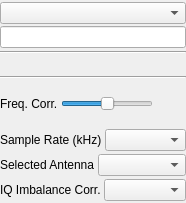
Qt form plugins/samplesource/gnuradio/gnuradiogui.ui (osmocom/sdrangelove) before a commit.
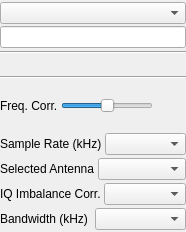
The same form after that commit. Custom widgets are drawn as their Qt base class.

Commit message: gnuradioinput: implement BB bandwidth control

```diff
--- a/plugins/samplesource/gnuradio/gnuradiogui.ui
+++ b/plugins/samplesource/gnuradio/gnuradiogui.ui
@@ -7,7 +7,7 @@
     <x>0</x>
     <y>0</y>
     <width>186</width>
-    <height>203</height>
+    <height>232</height>
    </rect>
   </property>
   <property name="sizePolicy">
@@ -254,6 +254,20 @@
      </item>
     </layout>
    </item>
+   <item>
+    <layout class="QHBoxLayout" name="horizontalLayout">
+     <item>
+      <widget class="QLabel" name="label_5">
+       <property name="text">
+        <string>Bandwidth (kHz)</string>
+       </property>
+      </widget>
+     </item>
+     <item>
+      <widget class="QComboBox" name="cboBandwidth"/>
+     </item>
+    </layout>
+   </item>
   </layout>
  </widget>
  <customwidgets>
```
The commit also changes 4 other files.
